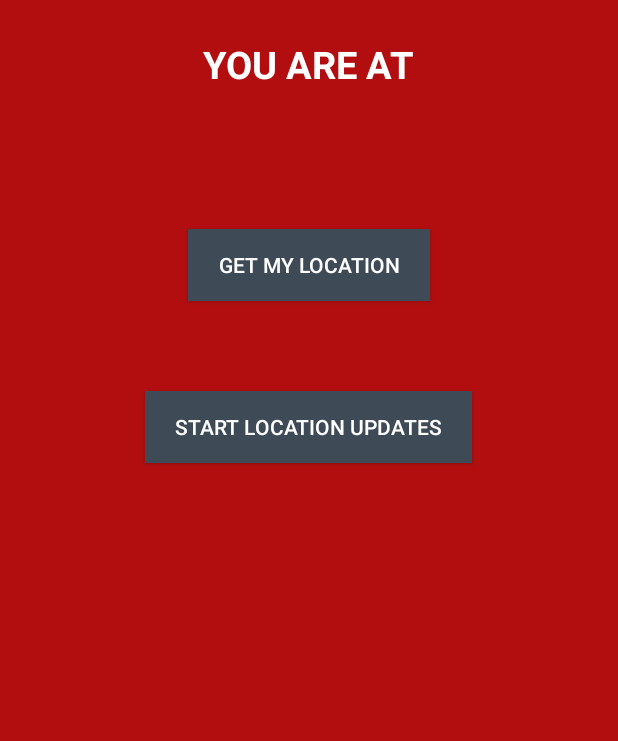
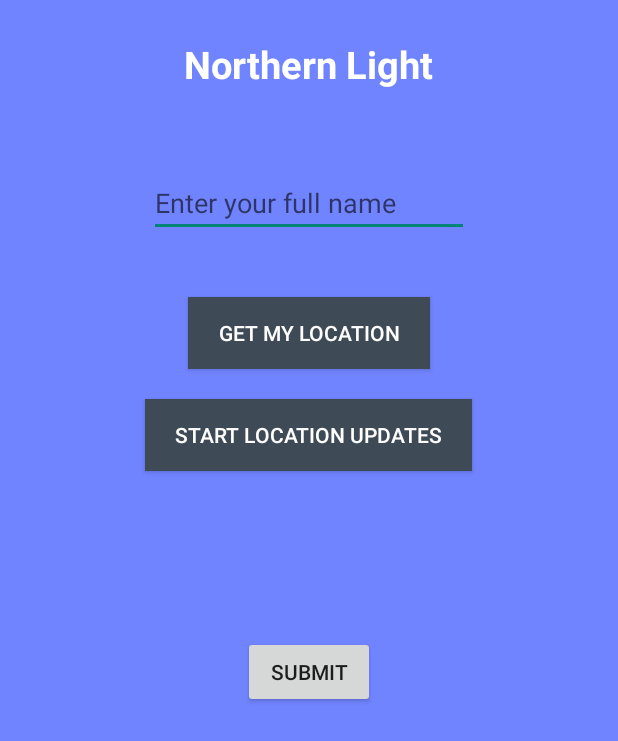
Before and after one commit to thomasmetta/NorthernLight--HacktheNorth-2015, an Android app: the screen it shows after launch (MainActivity), on a phone screen of 412 x 824 dp. Shown: the top 741 px of the screen. Run offline under Robolectric (Android 15) with nearby library versions, the phone set to English and light mode, and no system bars; 1 statement that could not run was skipped.

Commit message:
buttons added

```diff
--- a/LocationApiDemo/app/src/main/java/com/example/andrei/locationapidemo/MainActivity.java
+++ b/LocationApiDemo/app/src/main/java/com/example/andrei/locationapidemo/MainActivity.java
@@ -9,6 +9,7 @@ import android.view.Menu;
 import android.view.MenuItem;
 import android.view.View;
 import android.widget.Button;
+import android.widget.EditText;
 import android.widget.TextView;
 import android.widget.Toast;
 
@@ -23,6 +24,8 @@ import com.google.android.gms.location.LocationServices;
 public class MainActivity extends Activity implements GoogleApiClient.ConnectionCallbacks,
         GoogleApiClient.OnConnectionFailedListener, LocationListener{
 
+    private EditText mNameField;
+    private Button mSubmitButton;
 
     private static final String TAG = MainActivity.class.getSimpleName();
     private final static int PLAY_SERVICES_RESOLUTION_REQUEST = 1000;
@@ -49,6 +52,21 @@ public class MainActivity extends Activity implements GoogleApiClient.Connection
         lblLocation = (TextView) findViewById(R.id.lblLocation);
         btnShowLocation = (Button) findViewById(R.id.buttonShowLocation);
         btnStartLocationUpdates = (Button) findViewById(R.id.buttonLocationUpdates);
+
+        mNameField = (EditText) findViewById(R.id.nameEditText);
+        mSubmitButton = (Button) findViewById(R.id.submitButton);
+
+        mSubmitButton.setOnClickListener(new View.OnClickListener() {
+                                            @Override
+                                            public void onClick(View v) {
+
+                                                String name = mNameField.getText().toString();
+                                                Toast.makeText(MainActivity.this, name, Toast.LENGTH_LONG).show();
+
+
+                                            }
+                                        }
+        );
 
         if(checkPlayServices()) {
             buildGoogleApiClient();
--- a/LocationApiDemo/app/src/main/res/layout/activity_main.xml
+++ b/LocationApiDemo/app/src/main/res/layout/activity_main.xml
@@ -3,7 +3,7 @@
     android:layout_height="match_parent"
     android:orientation="vertical"
     android:gravity="center_horizontal"
-    android:background="@color/view_bg" >
+    android:background="#7184ff" >
 
     <TextView
         android:text="@string/lbl_you_are_at"
@@ -12,7 +12,8 @@
         android:layout_height="wrap_content"
         android:textColor="@color/white"
         android:textSize="25dp"
-        android:textStyle="bold"/>
+        android:textStyle="bold"
+        />
 
     <TextView
         android:id="@+id/lblLocation"
@@ -21,6 +22,15 @@
         android:layout_height="wrap_content"
         android:textColor="@color/white"
         android:textSize="16dp" />
+
+    <EditText
+        android:layout_width="wrap_content"
+        android:layout_height="wrap_content"
+        android:inputType="textPersonName"
+        android:ems="10"
+        android:id="@+id/nameEditText"
+        android:layout_gravity="center_horizontal"
+        android:hint="Enter your full name"/>
 
     <Button
         android:id="@+id/buttonShowLocation"
@@ -37,11 +47,19 @@
         android:id="@+id/buttonLocationUpdates"
         android:layout_width="wrap_content"
         android:layout_height="wrap_content"
-        android:layout_marginTop="60dp"
+        android:layout_marginTop="20dp"
         android:background="@color/btn_bg"
         android:paddingLeft="20dp"
         android:paddingRight="20dp"
         android:text="@string/btn_start_location_updates"
         android:textColor="@color/white"/>
 
+    <Button
+        android:layout_width="wrap_content"
+        android:layout_height="wrap_content"
+        android:text="Submit"
+        android:id="@+id/submitButton"
+        android:layout_gravity="center_horizontal"
+        android:layout_marginTop="110dp"/>
+
 </LinearLayout>
--- a/LocationApiDemo/app/src/main/res/values/strings.xml
+++ b/LocationApiDemo/app/src/main/res/values/strings.xml
@@ -3,7 +3,7 @@
 
     <string name="hello_world">Hello world!</string>
     <string name="action_settings">Settings</string>
-    <string name="lbl_you_are_at">YOU ARE AT</string>
+    <string name="lbl_you_are_at">Northern Light</string>
     <string name="btn_get_location">GET MY LOCATION</string>
     <string name="btn_start_location_updates">START LOCATION UPDATES</string>
     <string name="btn_stop_location_updates">STOP LOCATION UPDATES</string>
```
